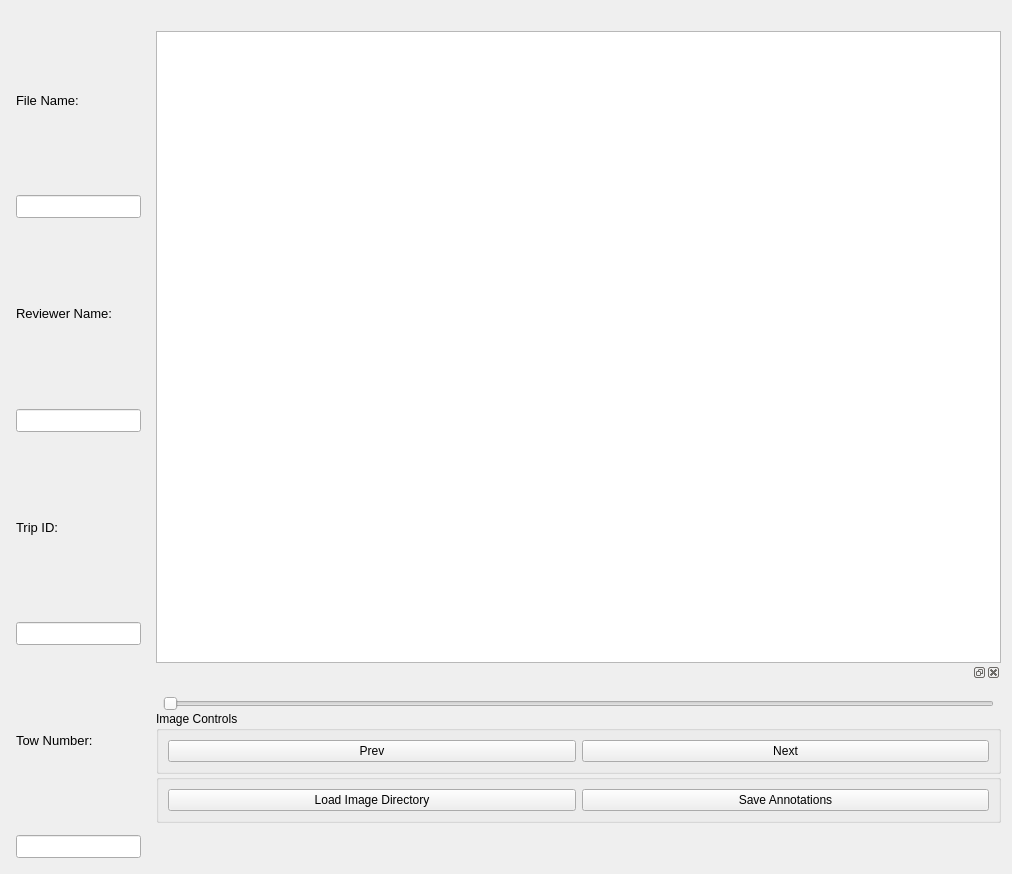
Qt form src/image_annotator/mainwindow.ui (cvisionai/Tator-Native) before a commit.
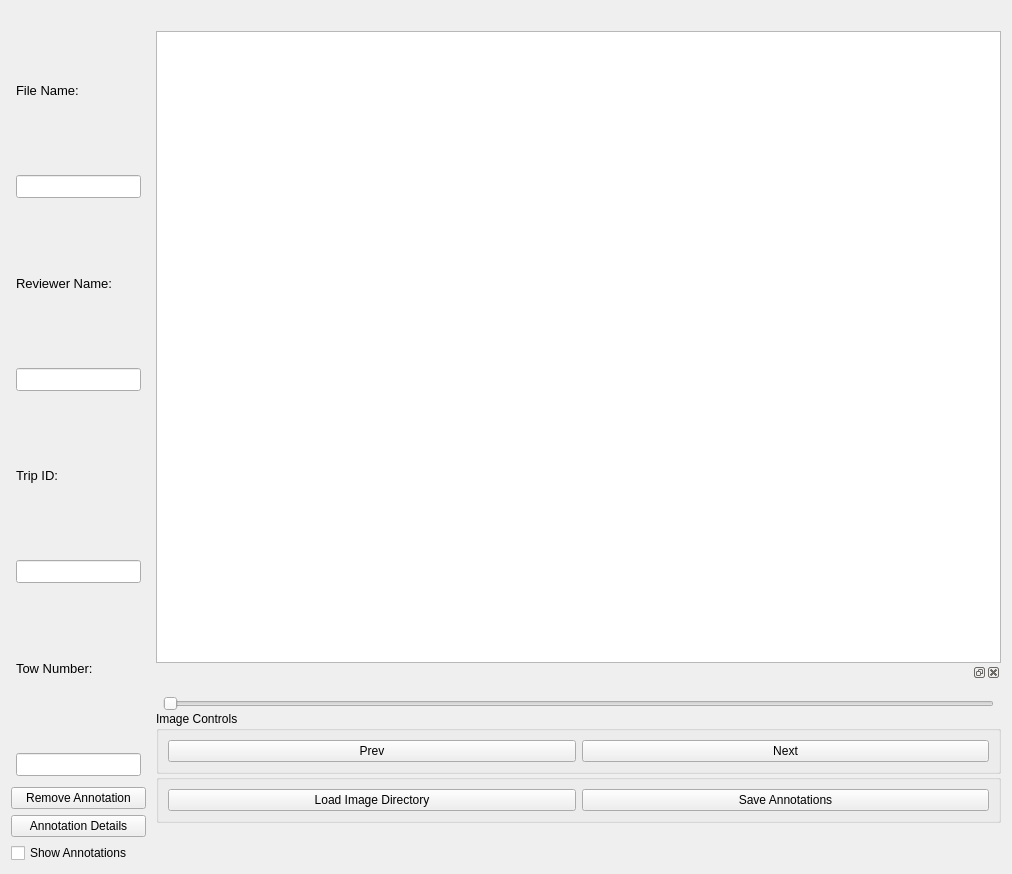
The same form after that commit.

Commit message: Add controls to remove annotation, get details, or turn off display

Patch:
```diff
--- a/src/image_annotator/mainwindow.ui
+++ b/src/image_annotator/mainwindow.ui
@@ -23,7 +23,7 @@
       <number>0</number>
      </property>
      <item>
-      <layout class="QVBoxLayout" name="sideBarLayout" stretch="0">
+      <layout class="QVBoxLayout" name="sideBarLayout" stretch="0,0">
        <property name="spacing">
         <number>6</number>
        </property>
@@ -193,6 +193,31 @@
          </item>
         </layout>
        </item>
+       <item>
+        <layout class="QVBoxLayout" name="verticalLayout_3">
+         <item>
+          <widget class="QPushButton" name="removeAnnotation">
+           <property name="text">
+            <string>Remove Annotation</string>
+           </property>
+          </widget>
+         </item>
+         <item>
+          <widget class="QPushButton" name="annotationDetails">
+           <property name="text">
+            <string>Annotation Details</string>
+           </property>
+          </widget>
+         </item>
+         <item>
+          <widget class="QCheckBox" name="showAnnotations">
+           <property name="text">
+            <string>Show Annotations</string>
+           </property>
+          </widget>
+         </item>
+        </layout>
+       </item>
       </layout>
      </item>
      <item>
```
